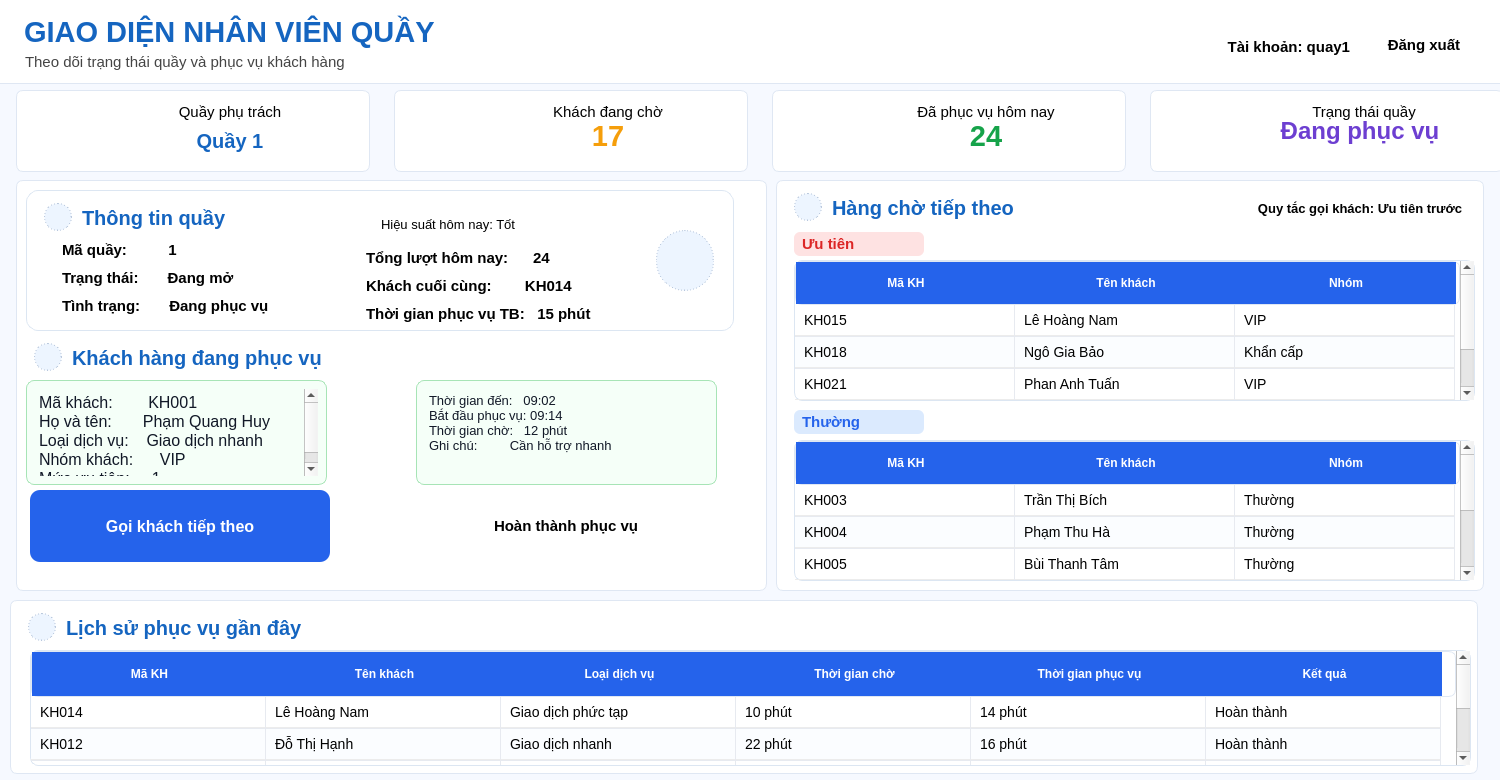
This is ui/nhan_vien_quay.ui in DangDan111/Nhom4_Hethongmophonghangdoidichvu as Qt 5 draws it before an edit. The edited form follows.
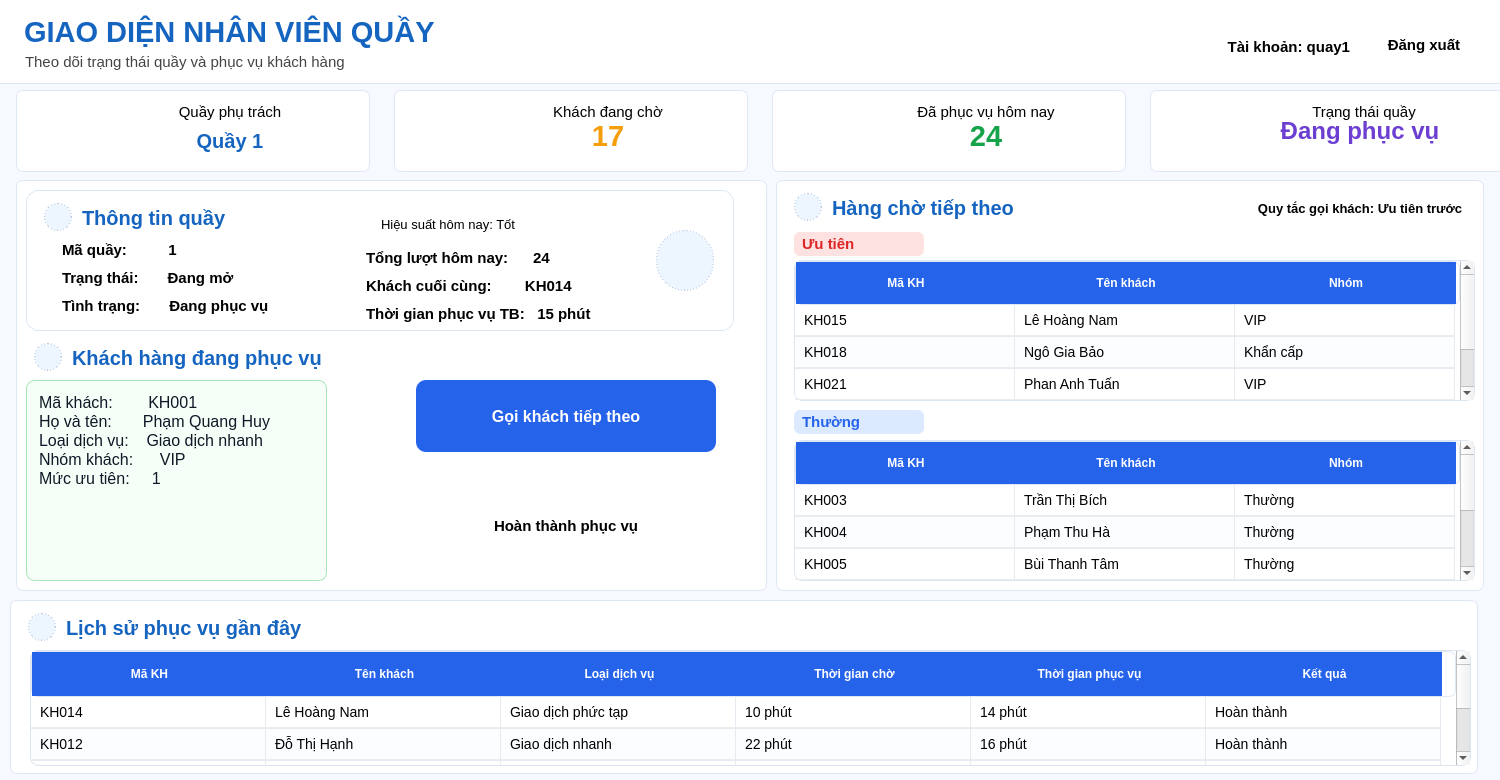
This is the edited form. Icons and pictures are not drawn.

```diff
--- a/ui/nhan_vien_quay.ui
+++ b/ui/nhan_vien_quay.ui
@@ -812,7 +812,7 @@
       <x>10</x>
       <y>200</y>
       <width>301</width>
-      <height>105</height>
+      <height>201</height>
      </rect>
     </property>
     <property name="minimumSize">
@@ -862,8 +862,8 @@
    <widget class="QPushButton" name="btn_next_customer">
     <property name="geometry">
      <rect>
-      <x>14</x>
-      <y>310</y>
+      <x>400</x>
+      <y>200</y>
       <width>300</width>
       <height>72</height>
      </rect>
@@ -945,51 +945,6 @@
      <string>success</string>
     </property>
    </widget>
-   <widget class="QTextEdit" name="textEdit">
-    <property name="geometry">
-     <rect>
-      <x>400</x>
-      <y>200</y>
-      <width>301</width>
-      <height>105</height>
-     </rect>
-    </property>
-    <property name="minimumSize">
-     <size>
-      <width>0</width>
-      <height>35</height>
-     </size>
-    </property>
-    <property name="font">
-     <font>
-      <family>Segoe UI</family>
-      <pointsize>12</pointsize>
-      <italic>false</italic>
-      <bold>false</bold>
-     </font>
-    </property>
-    <property name="styleSheet">
-     <string notr="true">background:#F5FFF8;
-border:1px solid #A7E4B6;
-border-radius:8px;
-padding:8px;
-
-font:12pt &quot;Segoe UI&quot;;</string>
-    </property>
-    <property name="html">
-     <string>&lt;!DOCTYPE HTML PUBLIC &quot;-//W3C//DTD HTML 4.0//EN&quot; &quot;http://www.w3.org/TR/REC-html40/strict.dtd&quot;&gt;
-&lt;html&gt;&lt;head&gt;&lt;meta name=&quot;qrichtext&quot; content=&quot;1&quot; /&gt;&lt;meta charset=&quot;utf-8&quot; /&gt;&lt;style type=&quot;text/css&quot;&gt;
-p, li { white-space: pre-wrap; }
-hr { height: 1px; border-width: 0; }
-li.unchecked::marker { content: &quot;\2610&quot;; }
-li.checked::marker { content: &quot;\2612&quot;; }
-&lt;/style&gt;&lt;/head&gt;&lt;body style=&quot; font-family:'Segoe UI'; font-size:12pt; font-weight:400; font-style:normal;&quot;&gt;
-&lt;p style=&quot; margin-top:0px; margin-bottom:0px; margin-left:0px; margin-right:0px; -qt-block-indent:0; text-indent:0px;&quot;&gt;&lt;span style=&quot; font-family:'Consolas'; font-size:10pt;&quot;&gt;Thời gian đến:   09:02&lt;/span&gt;&lt;/p&gt;
-&lt;p style=&quot; margin-top:0px; margin-bottom:0px; margin-left:0px; margin-right:0px; -qt-block-indent:0; text-indent:0px;&quot;&gt;&lt;span style=&quot; font-family:'Consolas'; font-size:10pt;&quot;&gt;Bắt đầu phục vụ: 09:14&lt;/span&gt;&lt;/p&gt;
-&lt;p style=&quot; margin-top:0px; margin-bottom:0px; margin-left:0px; margin-right:0px; -qt-block-indent:0; text-indent:0px;&quot;&gt;&lt;span style=&quot; font-family:'Consolas'; font-size:10pt;&quot;&gt;Thời gian chờ:   12 phút&lt;/span&gt;&lt;/p&gt;
-&lt;p style=&quot; margin-top:0px; margin-bottom:0px; margin-left:0px; margin-right:0px; -qt-block-indent:0; text-indent:0px;&quot;&gt;&lt;span style=&quot; font-family:'Consolas'; font-size:10pt;&quot;&gt;Ghi chú:         Cần hỗ trợ nhanh&lt;/span&gt;&lt;/p&gt;&lt;/body&gt;&lt;/html&gt;</string>
-    </property>
-   </widget>
    <widget class="QFrame" name="panelThongTinQuay">
     <property name="geometry">
      <rect>
```
